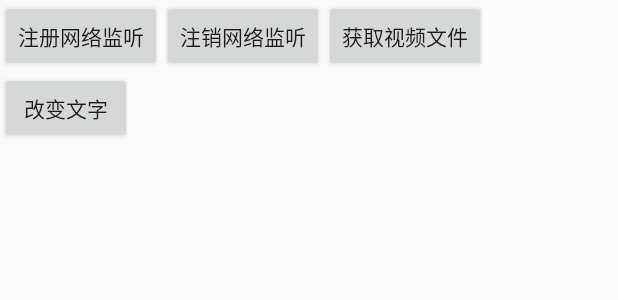
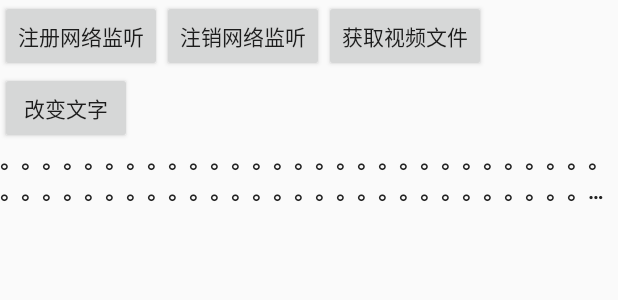
Before and after one commit to 18647499996/Utils, an Android app: the layout activity_main.xml on its own in the app's theme, with its tools: preview values and no code run, on a phone screen of 412 x 824 dp. Shown: the top 300 px of the screen. Run offline under Robolectric (Android 15) with nearby library versions, the phone set to English and light mode, and no system bars.

```diff
--- a/app/src/main/res/layout/activity_main.xml
+++ b/app/src/main/res/layout/activity_main.xml
@@ -42,4 +42,15 @@
         android:layout_height="wrap_content"
         android:layout_below="@id/btn_3" />
 
+    <TextView
+        android:id="@+id/textview"
+        android:text="。。。。。。。。。。。。。。。。。。。。。。。。。。。。。。。。。。。。。。。。。。。。。。。。。。。。。。。。。。。。。。。。。。。。。。。。。。。。。。。。。。。。"
+        android:layout_width="match_parent"
+        android:layout_height="wrap_content"
+        android:layout_below="@id/recycler"
+        android:ellipsize="end"
+        android:maxLines="2"
+        android:textColor="#222222"
+        android:textStyle="bold" />
+
 </RelativeLayout>
--- a/gradle.properties
+++ b/gradle.properties
@@ -18,5 +18,5 @@ android.useAndroidX=true
 # Automatically convert third-party libraries to use AndroidX
 android.enableJetifier=true
 
-VERSION_CODE = 39
-VERSION_NAME = 2.3.9
+VERSION_CODE = 40
+VERSION_NAME = 2.4.0
```
Also changed, not shown: app/src/main/java/com/liudonghan/main/MainActivity.java (+7 -0 lines), utils/src/main/java/com/liudonghan/utils/ADPhoneUtils.java (added, +72 -0 lines), utils/src/main/java/com/liudonghan/utils/ADRegexUtils.java (+18 -0 lines), utils/src/main/java/com/liudonghan/utils/ADTextStyleUtils.java (+20 -0 lines).
